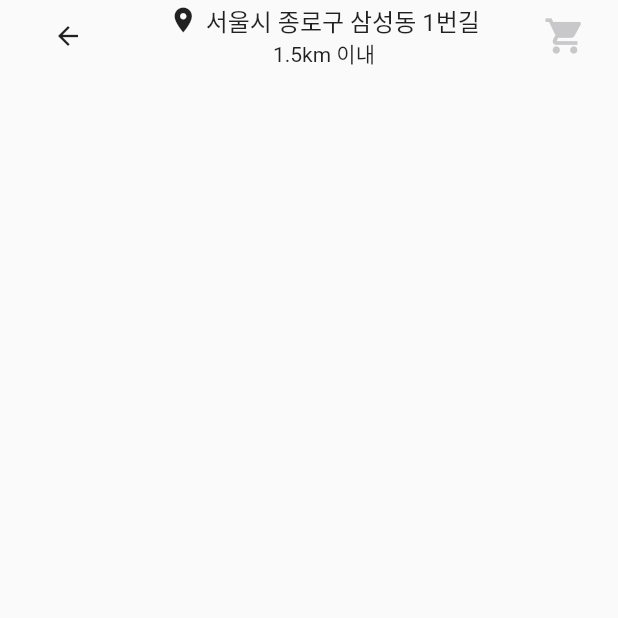
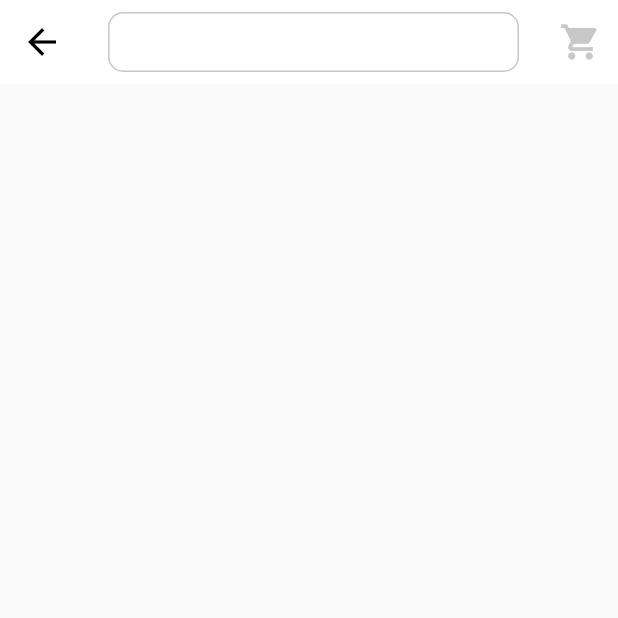
Before and after one commit to GoodZZaa/goodZZa, a Flutter app: the Home_Search_Page screen opened directly, on a phone screen of 412 x 824 dp, the top half of it. Run offline on Flutter 3.47's test engine with Material 2 defaults, Android fonts, the phone set to English and light mode, and no system bars; accounts and stored records are empty; statements that could not run were skipped.

Commit message:
feat: 검색 페이지 수정

```diff
--- /dev/null
+++ b/lib/pages/empty_app_bar.dart
@@ -0,0 +1,11 @@
+import 'package:flutter/material.dart';
+
+class EmptyAppBar extends StatelessWidget implements PreferredSizeWidget {
+  @override
+  Widget build(BuildContext context) {
+    return Container();
+  }
+
+  @override
+  Size get preferredSize => Size(0.0, 0.0);
+}
--- a/lib/pages/home_search_page.dart
+++ b/lib/pages/home_search_page.dart
@@ -1,4 +1,5 @@
 import 'package:flutter/material.dart';
+import 'package:flutter/services.dart';
 
 class Home_Search_Page extends StatefulWidget {
   const Home_Search_Page({Key? key}) : super(key: key);
@@ -8,34 +9,108 @@ class Home_Search_Page extends StatefulWidget {
 }
 
 class _Home_Search_Page extends State<Home_Search_Page> {
-
   @override
   Widget build(BuildContext context) {
     return Scaffold(
-      body: Column(
-        children: [
-          Row(
-            mainAxisAlignment: MainAxisAlignment.spaceAround,
-            crossAxisAlignment: CrossAxisAlignment.center,
-            children: [
-              IconButton(onPressed: (){}, icon: Icon(Icons.arrow_back,size: 20,)),
-              Column(
-                children: [
-                  Row(children: [
-                    Icon(Icons.location_on, size: 20,),
-                    SizedBox(width: 5,),
-                    Text("서울시 종로구 삼성동 1번길", style: TextStyle(fontSize: 16),)
-                  ],),
-                  Text("1.5km 이내",style: TextStyle(fontSize: 14),)
-                ],
+      // appBar: EmptyAppBar(),
+      appBar: AppBar(
+        backgroundColor: Colors.white,
+        systemOverlayStyle: SystemUiOverlayStyle(
+          statusBarColor: Colors.black,
+          statusBarIconBrightness: Brightness.dark,
+          statusBarBrightness: Brightness.light,
+        ),
+        leading: IconButton(
+          onPressed: () {
+            Navigator.pop(context);
+          },
+          icon: Icon(
+            Icons.arrow_back,
+            color: Colors.black,
+            size: 28,
+          ),
+        ),
+        centerTitle: true,
+        title: Container(
+          height: 40,
+          child: Center(
+            child: TextField(
+              decoration: InputDecoration(
+                border: InputBorder.none,
+                enabledBorder: OutlineInputBorder(
+                  borderRadius: BorderRadius.circular(10.0),
+                  borderSide: BorderSide(
+                    width: 1,
+                    color: Color.fromRGBO(200, 200, 203, 1),
+                  ),
+                ),
+                focusedBorder: OutlineInputBorder(
+                  borderRadius: BorderRadius.circular(10.0),
+                  borderSide: BorderSide(
+                    width: 1,
+                    color: Color.fromRGBO(200, 200, 203, 1),
+                  ),
+                ),
               ),
-              Icon(Icons.shopping_cart,size: 28,color: Color.fromRGBO(200,200,203,1),)
-
-            ],
+            ),
+          ),
+        ),
+        elevation: 0.0,
+        actions: [
+          Container(
+            width: 50,
+            child: Icon(
+              Icons.shopping_cart,
+              size: 28,
+              color: Color.fromRGBO(200, 200, 203, 1),
+            ),
           ),
         ],
       ),
-
+      // body: Column(
+      //   children: [
+      //     Row(
+      //       mainAxisAlignment: MainAxisAlignment.spaceAround,
+      //       crossAxisAlignment: CrossAxisAlignment.center,
+      //       children: [
+      //         IconButton(
+      //             onPressed: () {
+      //               Navigator.pop(context);
+      //             },
+      //             icon: Icon(
+      //               Icons.arrow_back,
+      //               size: 20,
+      //             )),
+      //         Column(
+      //           children: [
+      //             Row(
+      //               children: [
+      //                 Icon(
+      //                   Icons.location_on,
+      //                   size: 20,
+      //                 ),
+      //                 SizedBox(width: 5),
+      //                 Text(
+      //                   "서울시 종로구 삼성동 1번길",
+      //                   style: TextStyle(fontSize: 16),
+      //                 )
+      //               ],
+      //             ),
+      //             Text(
+      //               "1.5km 이내",
+      //               style: TextStyle(fontSize: 14),
+      //             )
+      //           ],
+      //         ),
+      //         Icon(
+      //           Icons.shopping_cart,
+      //           size: 28,
+      //           color: Color.fromRGBO(200, 200, 203, 1),
+      //         )
+      //       ],
+      //     ),
+      //   ],
+      // ),
     );
   }
 }
```
